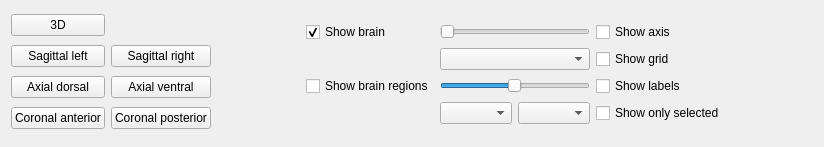
This is braphy/gui/ui_files/brain_atlas_settings_widget.ui in softmatterlab/Braph-2.0-Python as Qt 5 draws it before an edit. The edited form follows.
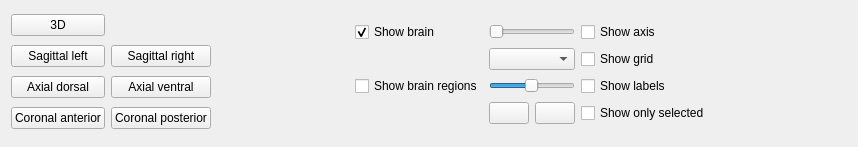
This is the edited form. Icons and pictures are not drawn.

Commit message: Add brain region color picker

Patch:
```diff
--- a/braphy/gui/ui_files/brain_atlas_settings_widget.ui
+++ b/braphy/gui/ui_files/brain_atlas_settings_widget.ui
@@ -6,7 +6,7 @@
    <rect>
     <x>0</x>
     <y>0</y>
-    <width>824</width>
+    <width>858</width>
     <height>147</height>
    </rect>
   </property>
@@ -134,10 +134,18 @@
           <number>0</number>
          </property>
          <item row="0" column="0">
-          <widget class="QComboBox" name="comboBoxRegions"/>
+          <widget class="QPushButton" name="btnRegions">
+           <property name="text">
+            <string/>
+           </property>
+          </widget>
          </item>
          <item row="0" column="1">
-          <widget class="QComboBox" name="comboBoxRegionsSelected"/>
+          <widget class="QPushButton" name="btnRegionsSelected">
+           <property name="text">
+            <string/>
+           </property>
+          </widget>
          </item>
         </layout>
        </item>
```
Left out of the diff: 56 changed lines with no effect on the pictures. The commit also changes 2 other files.
